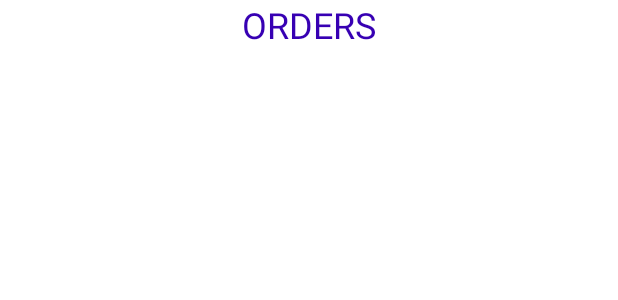
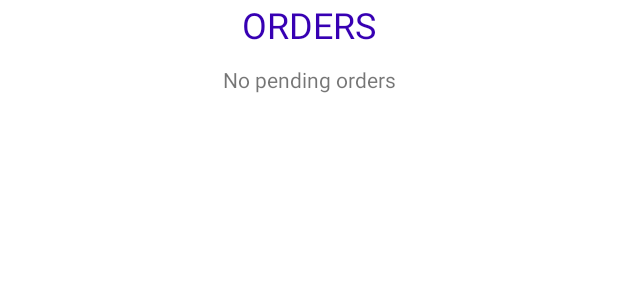
Before and after one commit to TVT21KMO-R3-mobiiliProjekti/Pay-n-drink-waiter, an Android app: the layout activity_main.xml on its own in the app's theme, with its tools: preview values and no code run, on a phone screen of 412 x 824 dp. Shown: the top 300 px of the screen. Run offline under Robolectric (Android 15) with nearby library versions, the phone set to English and light mode, and no system bars.

Commit message:
added textview to show when there is no pending orders

```diff
--- a/app/src/main/res/layout/activity_main.xml
+++ b/app/src/main/res/layout/activity_main.xml
@@ -17,14 +17,22 @@
             android:layout_height="wrap_content"
             android:text="@string/orders"
             android:textAlignment="center"
-            android:textSize="24sp"
-            android:textColor="@color/purple_700"/>
+            android:textColor="@color/purple_700"
+            android:textSize="24sp" />
 
         <androidx.recyclerview.widget.RecyclerView
             android:id="@+id/rv_orders"
             android:layout_width="match_parent"
-            android:layout_height="match_parent"
-            android:orientation="vertical"
-            android:layout_margin="5dp"/>
+            android:layout_height="wrap_content"
+            android:layout_margin="5dp"
+            android:orientation="vertical" />
+
+        <TextView
+            android:id="@+id/tv_no_orders"
+            android:layout_width="match_parent"
+            android:layout_height="wrap_content"
+            android:text="@string/no_pending_orders"
+            android:textAlignment="center"
+            />
     </LinearLayout>
 </androidx.constraintlayout.widget.ConstraintLayout>
--- a/app/src/main/res/values/strings.xml
+++ b/app/src/main/res/values/strings.xml
@@ -32,4 +32,5 @@
     <string name="new_order">New</string>
     <string name="table">Table:</string>
     <string name="orders">ORDERS</string>
+    <string name="no_pending_orders">No pending orders</string>
 </resources>
```
Also changed, not shown: app/src/main/java/com/example/payndrinkwaiter/MainActivity.kt (+19 -6 lines).
